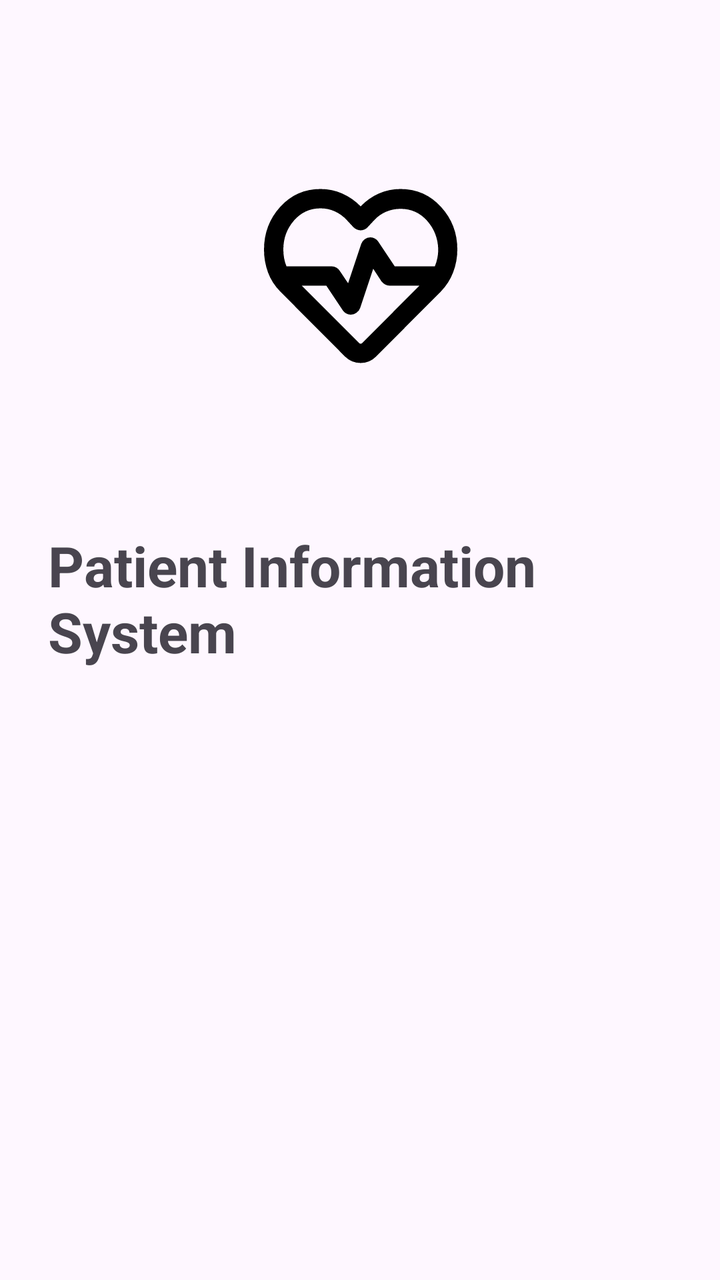
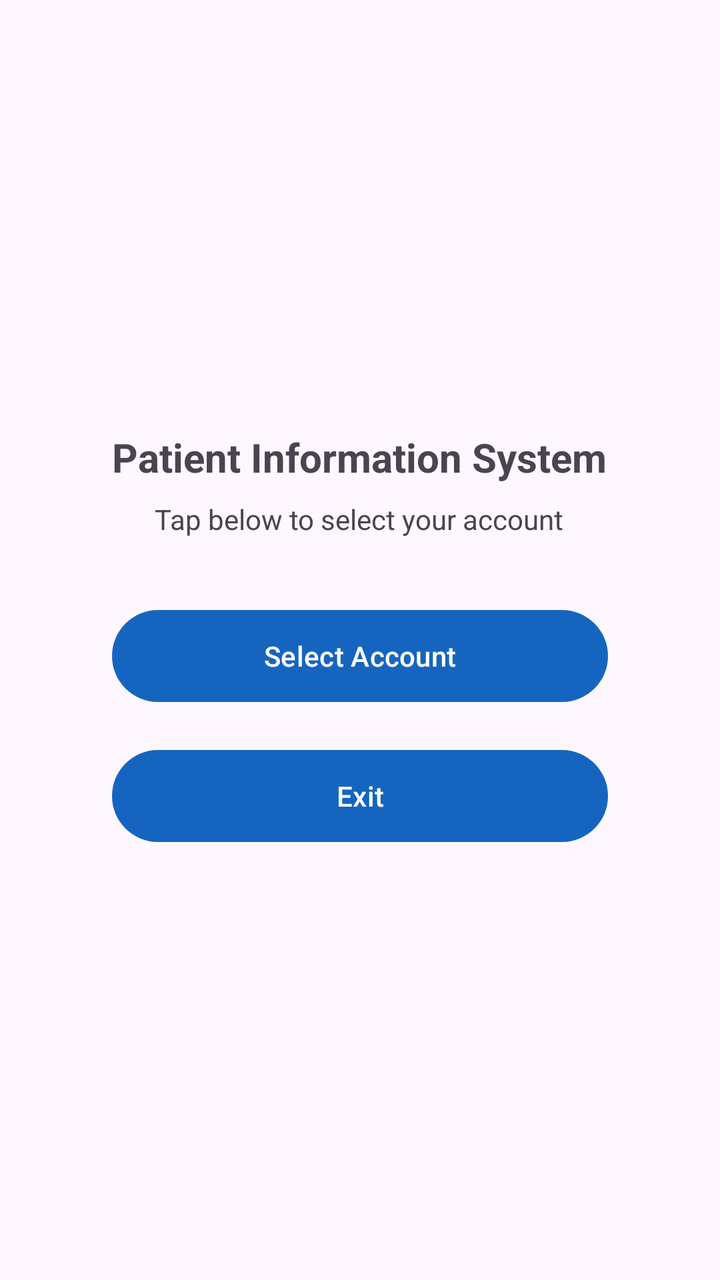

Before-and-after screenshots of an Android layout around one commit, followed by the original layout XML and the change that was made.
<!-- AndroidManifest.xml: application theme Theme.Gutierrez_PatientInformationSystem -->
<!-- res/layout/activity_login.xml -->
<androidx.constraintlayout.widget.ConstraintLayout xmlns:android="http://schemas.android.com/apk/res/android"
    xmlns:app="http://schemas.android.com/apk/res-auto"
    xmlns:tools="http://schemas.android.com/tools"
    android:layout_width="match_parent"
    android:layout_height="match_parent"
    android:padding="24dp">


    <TextView
        android:id="@+id/tvTitle"
        android:layout_width="wrap_content"
        android:layout_height="wrap_content"
        android:layout_marginTop="68dp"
        android:text="Patient Information System"
        android:textSize="28sp"
        android:textStyle="bold"
        app:layout_constraintEnd_toEndOf="parent"
        app:layout_constraintStart_toStartOf="parent"
        app:layout_constraintTop_toBottomOf="@+id/imageView" />

    <TextView
        android:id="@+id/tvSubtitle"
        android:layout_width="wrap_content"
        android:layout_height="wrap_content"
        android:layout_marginTop="280dp"
        android:text="Tap below to select your account"
        android:textSize="14sp"
        app:layout_constraintEnd_toEndOf="parent"
        app:layout_constraintHorizontal_bias="0.496"
        app:layout_constraintStart_toStartOf="parent"
        app:layout_constraintTop_toBottomOf="@+id/tvTitle" />

    <Button
        android:id="@+id/btnSelectAccount"
        android:layout_width="239dp"
        android:layout_height="54dp"
        android:layout_marginTop="24dp"
        android:onClick="selectAccount"
        android:text="Select Account"
        app:layout_constraintEnd_toEndOf="parent"
        app:layout_constraintStart_toStartOf="parent"
        app:layout_constraintTop_toBottomOf="@+id/tvSubtitle" />

    <Button
        android:id="@+id/btnExit"
        android:layout_width="239dp"
        android:layout_height="54dp"
        android:layout_marginTop="79dp"

        android:layout_marginBottom="40dp"
        android:onClick="Exit"
        android:text="Exit"
        app:layout_constraintBottom_toBottomOf="parent"
        app:layout_constraintEnd_toEndOf="parent"
        app:layout_constraintStart_toStartOf="parent"
        app:layout_constraintTop_toTopOf="@+id/btnSelectAccount"
        app:layout_constraintVertical_bias="0.0" />

    <ImageView
        android:id="@+id/imageView"
        android:layout_width="131dp"
        android:layout_height="116dp"
        android:layout_marginTop="56dp"
        app:layout_constraintEnd_toEndOf="parent"
        app:layout_constraintStart_toStartOf="parent"
        app:layout_constraintTop_toTopOf="parent"
        app:srcCompat="@drawable/logo_login" />

</androidx.constraintlayout.widget.ConstraintLayout>
<!-- resources referenced by this layout -->
<resources>
  <!-- drawable logo_login (drawable) -->
  <vector xmlns:android="http://schemas.android.com/apk/res/android" android:height="24dp" android:tint="#000000" android:viewportHeight="960" android:viewportWidth="960" android:width="24dp">
        
      <path android:fillColor="@android:color/white" android:pathData="M480,480Q480,480 480,480Q480,480 480,480Q480,480 480,480Q480,480 480,480L480,480Q480,480 480,480Q480,480 480,480L480,480L480,480Q480,480 480,480Q480,480 480,480Q480,480 480,480Q480,480 480,480L480,480L480,480Q480,480 480,480Q480,480 480,480L480,480Q480,480 480,480Q480,480 480,480Q480,480 480,480Q480,480 480,480Q480,480 480,480Q480,480 480,480L480,480Q480,480 480,480Q480,480 480,480Q480,480 480,480Q480,480 480,480L480,480Q480,480 480,480Q480,480 480,480ZM480,840Q462,840 445.5,833.5Q429,827 416,814L148,545Q113,510 96.5,465Q80,420 80,371Q80,268 147,194Q214,120 314,120Q362,120 404.5,139Q447,158 480,192L480,192L480,192Q512,158 554.5,139Q597,120 645,120Q745,120 812.5,194Q880,268 880,370Q880,419 863,464Q846,509 812,544L543,814Q530,827 514,833.5Q498,840 480,840ZM520,320Q530,320 539,325Q548,330 553,338L621,440L787,440Q794,423 797.5,405.5Q801,388 801,370Q799,301 755,251.5Q711,202 645,202Q614,202 585.5,214Q557,226 536,249L509,278Q504,284 496,287.5Q488,291 480,291Q472,291 464,287.5Q456,284 450,278L423,249Q402,226 374,213Q346,200 314,200Q248,200 204,250.5Q160,301 160,370Q160,388 163,405.5Q166,423 173,440L360,440Q370,440 379,445Q388,450 393,458L428,510L482,348Q486,336 496.5,328Q507,320 520,320ZM532,450L478,612Q474,624 463,632Q452,640 439,640Q429,640 420,635Q411,630 406,622L338,520L236,520L473,757Q475,759 476.5,759.5Q478,760 480,760Q482,760 483.5,759.5Q485,759 487,757L723,520L600,520Q590,520 581,515Q572,510 566,502L532,450Z"/>
      
  </vector>
  <style name="Theme.Gutierrez_PatientInformationSystem" parent="Base.Theme.Gutierrez_PatientInformationSystem" />
  <style name="Base.Theme.Gutierrez_PatientInformationSystem" parent="Theme.Material3.DayNight.NoActionBar">
          
          
      </style>
</resources>

<!-- the commit's change to res/layout/activity_login.xml (unified diff, before → after) -->
@@ -5,26 +5,28 @@
     android:layout_height="match_parent"
     android:padding="24dp">
 
-
     <TextView
         android:id="@+id/tvTitle"
         android:layout_width="wrap_content"
         android:layout_height="wrap_content"
-        android:layout_marginTop="68dp"
         android:text="Patient Information System"
-        android:textSize="28sp"
+        android:textSize="20sp"
         android:textStyle="bold"
+        app:layout_constraintBottom_toTopOf="@+id/tvSubtitle"
         app:layout_constraintEnd_toEndOf="parent"
+        app:layout_constraintHorizontal_bias="0.495"
         app:layout_constraintStart_toStartOf="parent"
-        app:layout_constraintTop_toBottomOf="@+id/imageView" />
+        app:layout_constraintTop_toTopOf="parent"
+        app:layout_constraintVertical_chainStyle="packed" />
 
     <TextView
         android:id="@+id/tvSubtitle"
         android:layout_width="wrap_content"
         android:layout_height="wrap_content"
-        android:layout_marginTop="280dp"
+        android:layout_marginTop="8dp"
         android:text="Tap below to select your account"
         android:textSize="14sp"
+        app:layout_constraintBottom_toTopOf="@+id/btnSelectAccount"
         app:layout_constraintEnd_toEndOf="parent"
         app:layout_constraintHorizontal_bias="0.496"
         app:layout_constraintStart_toStartOf="parent"
@@ -32,38 +34,31 @@
 
     <Button
         android:id="@+id/btnSelectAccount"
-        android:layout_width="239dp"
+        android:layout_width="0dp"
         android:layout_height="54dp"
-        android:layout_marginTop="24dp"
+        android:layout_marginStart="32dp"
+        android:layout_marginTop="32dp"
+        android:layout_marginEnd="32dp"
         android:onClick="selectAccount"
         android:text="Select Account"
+        app:layout_constraintBottom_toTopOf="@+id/btnExit"
         app:layout_constraintEnd_toEndOf="parent"
         app:layout_constraintStart_toStartOf="parent"
         app:layout_constraintTop_toBottomOf="@+id/tvSubtitle" />
 
     <Button
         android:id="@+id/btnExit"
-        android:layout_width="239dp"
+        android:layout_width="0dp"
         android:layout_height="54dp"
-        android:layout_marginTop="79dp"
-
-        android:layout_marginBottom="40dp"
+        android:layout_marginStart="32dp"
+        android:layout_marginTop="16dp"
+        android:layout_marginEnd="32dp"
         android:onClick="Exit"
         android:text="Exit"
         app:layout_constraintBottom_toBottomOf="parent"
         app:layout_constraintEnd_toEndOf="parent"
+        app:layout_constraintHorizontal_bias="0.0"
         app:layout_constraintStart_toStartOf="parent"
-        app:layout_constraintTop_toTopOf="@+id/btnSelectAccount"
-        app:layout_constraintVertical_bias="0.0" />
-
-    <ImageView
-        android:id="@+id/imageView"
-        android:layout_width="131dp"
-        android:layout_height="116dp"
-        android:layout_marginTop="56dp"
-        app:layout_constraintEnd_toEndOf="parent"
-        app:layout_constraintStart_toStartOf="parent"
-        app:layout_constraintTop_toTopOf="parent"
-        app:srcCompat="@drawable/logo_login" />
+        app:layout_constraintTop_toBottomOf="@+id/btnSelectAccount" />
 
 </androidx.constraintlayout.widget.ConstraintLayout>
<!-- resource entries referenced after the edit -->
@@ -1,15 +1,11 @@
 <!-- resources referenced by this layout -->
 <resources>
-  <!-- drawable logo_login (drawable) -->
-  <vector xmlns:android="http://schemas.android.com/apk/res/android" android:height="24dp" android:tint="#000000" android:viewportHeight="960" android:viewportWidth="960" android:width="24dp">
-        
-      <path android:fillColor="@android:color/white" android:pathData="M480,480Q480,480 480,480Q480,480 480,480Q480,480 480,480Q480,480 480,480L480,480Q480,480 480,480Q480,480 480,480L480,480L480,480Q480,480 480,480Q480,480 480,480Q480,480 480,480Q480,480 480,480L480,480L480,480Q480,480 480,480Q480,480 480,480L480,480Q480,480 480,480Q480,480 480,480Q480,480 480,480Q480,480 480,480Q480,480 480,480Q480,480 480,480L480,480Q480,480 480,480Q480,480 480,480Q480,480 480,480Q480,480 480,480L480,480Q480,480 480,480Q480,480 480,480ZM480,840Q462,840 445.5,833.5Q429,827 416,814L148,545Q113,510 96.5,465Q80,420 80,371Q80,268 147,194Q214,120 314,120Q362,120 404.5,139Q447,158 480,192L480,192L480,192Q512,158 554.5,139Q597,120 645,120Q745,120 812.5,194Q880,268 880,370Q880,419 863,464Q846,509 812,544L543,814Q530,827 514,833.5Q498,840 480,840ZM520,320Q530,320 539,325Q548,330 553,338L621,440L787,440Q794,423 797.5,405.5Q801,388 801,370Q799,301 755,251.5Q711,202 645,202Q614,202 585.5,214Q557,226 536,249L509,278Q504,284 496,287.5Q488,291 480,291Q472,291 464,287.5Q456,284 450,278L423,249Q402,226 374,213Q346,200 314,200Q248,200 204,250.5Q160,301 160,370Q160,388 163,405.5Q166,423 173,440L360,440Q370,440 379,445Q388,450 393,458L428,510L482,348Q486,336 496.5,328Q507,320 520,320ZM532,450L478,612Q474,624 463,632Q452,640 439,640Q429,640 420,635Q411,630 406,622L338,520L236,520L473,757Q475,759 476.5,759.5Q478,760 480,760Q482,760 483.5,759.5Q485,759 487,757L723,520L600,520Q590,520 581,515Q572,510 566,502L532,450Z"/>
-      
-  </vector>
   <style name="Theme.Gutierrez_PatientInformationSystem" parent="Base.Theme.Gutierrez_PatientInformationSystem" />
   <style name="Base.Theme.Gutierrez_PatientInformationSystem" parent="Theme.Material3.DayNight.NoActionBar">
-          
-          
+          <item name="colorPrimary">@color/header_color</item>
+          <item name="colorOnPrimary">@color/white</item>
       </style>
+  <color name="header_color">#1565C0</color>
+  <color name="white">#FFFFFFFF</color>
 </resources>
 
